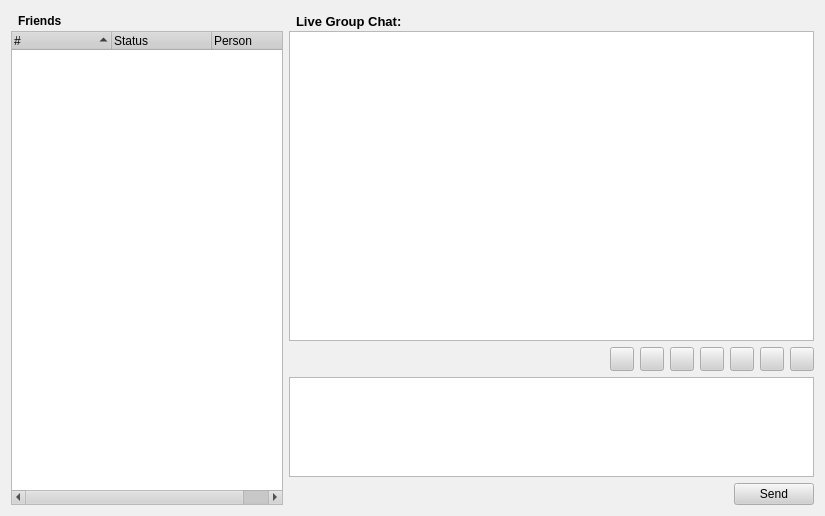
Before: the Qt Designer form retroshare-gui/src/gui/PeersDialog.ui in RetroShare/RetroShare, drawn with Qt 5.
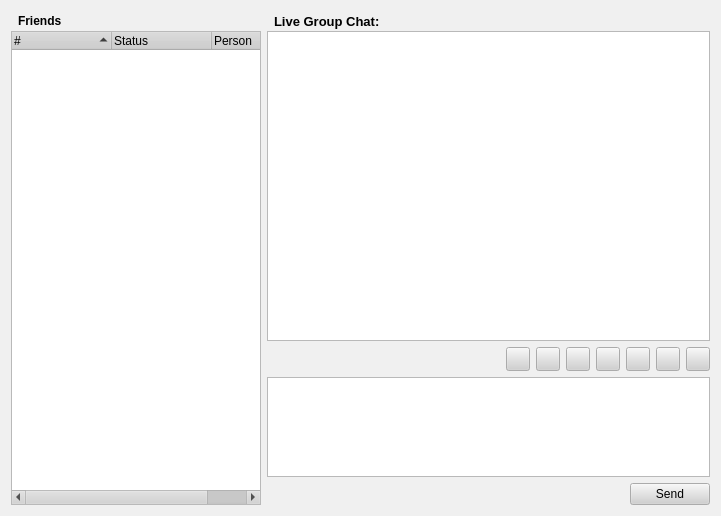
After: the same form once the commit is applied. Icons and pictures are not drawn.

Commit message: * Fixed Add Friend and Invite Frieds Dialogs * Set  minimum size for Channels frame * Set minimum size for Friends TreeWidget

Patch:
```diff
--- a/retroshare-gui/src/gui/PeersDialog.ui
+++ b/retroshare-gui/src/gui/PeersDialog.ui
@@ -5,7 +5,7 @@
    <rect>
     <x>0</x>
     <y>0</y>
-    <width>825</width>
+    <width>721</width>
     <height>516</height>
    </rect>
   </property>
@@ -526,6 +526,18 @@
      </item>
      <item row="1" column="0" colspan="2" >
       <widget class="QTreeWidget" name="peertreeWidget" >
+       <property name="minimumSize" >
+        <size>
+         <width>250</width>
+         <height>0</height>
+        </size>
+       </property>
+       <property name="maximumSize" >
+        <size>
+         <width>1677215</width>
+         <height>16777215</height>
+        </size>
+       </property>
        <property name="contextMenuPolicy" >
         <enum>Qt::CustomContextMenu</enum>
        </property>
```
The commit also changes 5 other files.
